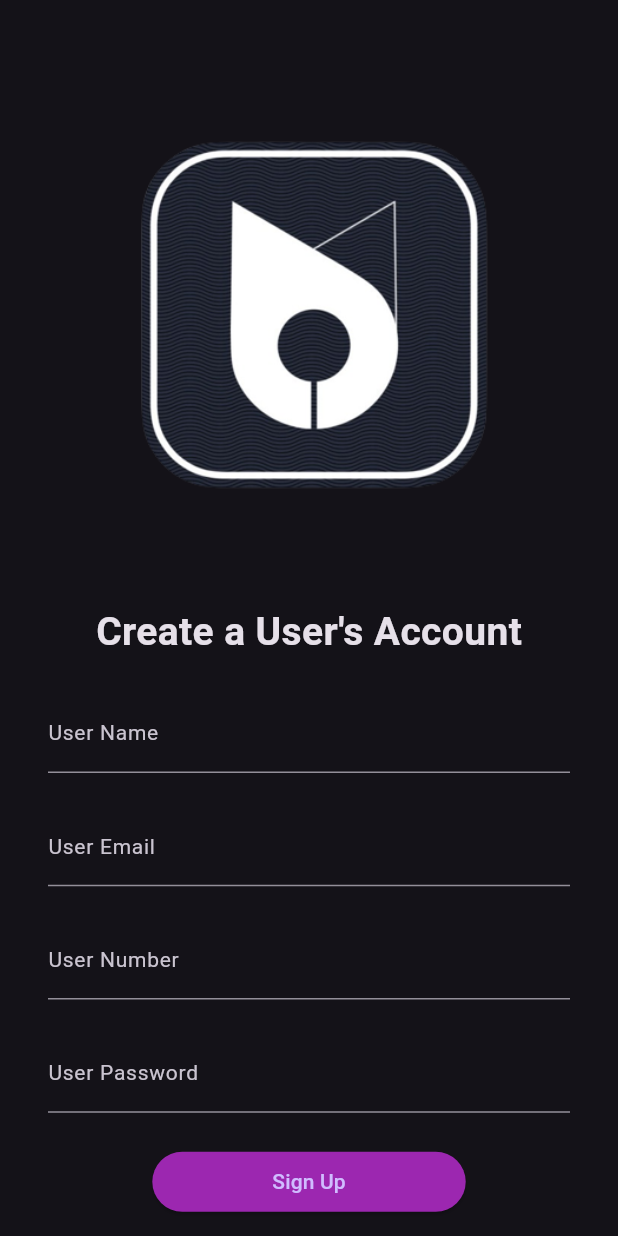
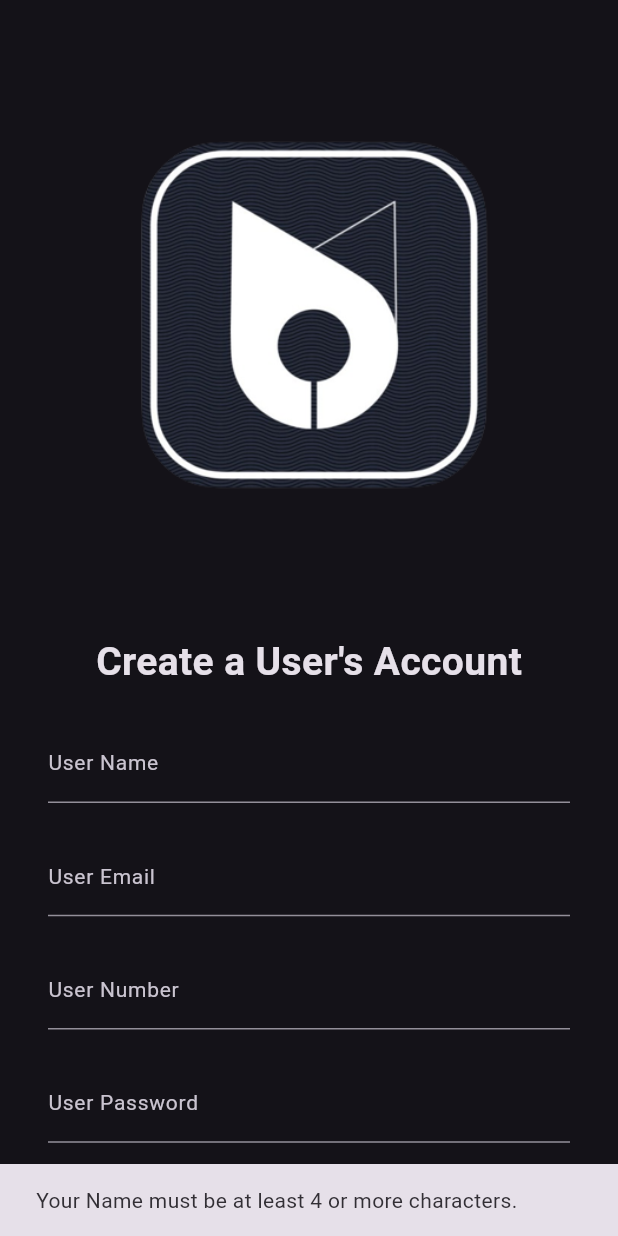
Before and after one commit to Prathme07/Carpol, a Flutter app: the SignUpScreen screen opened directly, after a tap on "Sign Up", on a phone screen of 412 x 824 dp. Run offline on Flutter 3.47's test engine with Material 3 defaults, Android fonts, the phone set to English and light mode, and no system bars; our stand-ins replace connectivity_plus.

Commit message:
updated code

```diff
--- a/user/lib/authentication/signup_screen.dart
+++ b/user/lib/authentication/signup_screen.dart
@@ -1,8 +1,9 @@
 import 'package:flutter/material.dart';
 import 'package:user/authentication/login_scren.dart';
+import 'package:user/methods/common_method.dart';
 
 class SignUpScreen extends StatefulWidget {
-  const SignUpScreen({super.key});
+  const SignUpScreen({Key? key}) : super(key: key); // Fixed super call
 
   @override
   State<SignUpScreen> createState() => _SignUpScreenState();
@@ -13,6 +14,30 @@ class _SignUpScreenState extends State<SignUpScreen> {
   TextEditingController userPhoneEditingController = TextEditingController();
   TextEditingController emailtextEditingController = TextEditingController();
   TextEditingController passwordtextEditingController = TextEditingController();
+  CommonMethods cMethod = CommonMethods();
+
+  void checkIfNetworkIsAvailable() { // Added void return type
+    cMethod.checkConnectivity(context);
+
+    void signUpForValidation() { // Added void return type
+      if (usertextEditingController.text.trim().length < 4) { // Fixed typo: 'lenght' to 'length'
+        cMethod.displaySnackBar(
+            "Your Name must be at least 4 or more characters.", context); // Fixed typo: 'lenght' to 'length'
+      } else if (userPhoneEditingController.text.trim().length >= 11) { // Fixed typo: 'lenght' to 'length'
+        cMethod.displaySnackBar("Your Number must be 10 digits.", context); // Fixed typo: 'lenght' to 'length'
+      } else if (!emailtextEditingController.text.contains("@")) { // Fixed email validation condition
+        cMethod.displaySnackBar("Please write a valid email.", context); // Fixed typo: 'valid email' to 'a valid email'
+      } else if (passwordtextEditingController.text.trim().length < 6) { // Changed length to be consistent with the message
+        cMethod.displaySnackBar(
+            "Password must have at least 6 or more characters", context); // Fixed typo: 'lenght' to 'length'
+      } else {
+        // register the user
+      }
+    }
+
+    signUpForValidation(); // Call signUpForValidation function
+  }
+
   @override
   Widget build(BuildContext context) {
     return Scaffold(
@@ -22,8 +47,9 @@ class _SignUpScreenState extends State<SignUpScreen> {
           child: Column(
             children: [
               Image.asset("assets/images/logo.png"),
+              const SizedBox(height: 20), // Added SizedBox for spacing
               const Text(
-                "Create a User\'s Account",
+                "Create a User's Account",
                 style: TextStyle(fontSize: 26, fontWeight: FontWeight.bold),
               ),
               Padding(
@@ -47,7 +73,6 @@ class _SignUpScreenState extends State<SignUpScreen> {
                     const SizedBox(
                       height: 22,
                     ),
-
                     TextField(
                       controller: emailtextEditingController,
                       keyboardType: TextInputType.emailAddress,
@@ -82,7 +107,6 @@ class _SignUpScreenState extends State<SignUpScreen> {
                     const SizedBox(
                       height: 22,
                     ),
-
                     TextField(
                       controller: passwordtextEditingController,
                       obscureText: true,
@@ -98,11 +122,10 @@ class _SignUpScreenState extends State<SignUpScreen> {
                     const SizedBox(height: 22),
                     ElevatedButton(
                       onPressed: () {
-                        // Implement your logic here
+                        checkIfNetworkIsAvailable();
                       },
                       style: ElevatedButton.styleFrom(
-                        backgroundColor:
-                            Colors.purple, // Fixed deprecated property
+                        primary: Colors.purple, // Fixed deprecated property
                         padding: const EdgeInsets.symmetric(
                             horizontal: 80, vertical: 10),
                       ),
--- /dev/null
+++ b/user/lib/methods/common_method.dart
@@ -0,0 +1,19 @@
+import 'package:connectivity_plus/connectivity_plus.dart';
+import 'package:flutter/material.dart';
+
+class CommonMethods {
+  checkConnectivity(BuildContext context) async {
+    var connectionResult = await Connectivity().checkConnectivity();
+
+    if (connectionResult != ConnectivityResult.mobile &&
+        connectionResult != ConnectivityResult.wifi) {
+      if (!context.mounted) return;
+      displaySnackBar("Please connect to interenet", context);
+    }
+  }
+
+  displaySnackBar(String messageText, BuildContext context) {
+    var snackBar = SnackBar(content: Text(messageText));
+    ScaffoldMessenger.of(context).showSnackBar(snackBar);
+  }
+}
--- a/user/pubspec.yaml
+++ b/user/pubspec.yaml
@@ -35,6 +35,7 @@ dependencies:
   # The following adds the Cupertino Icons font to your application.
   # Use with the CupertinoIcons class for iOS style icons.
   cupertino_icons: ^1.0.2
+  connectivity_plus:
 
 dev_dependencies:
   flutter_test:
```
Also changed, not shown: user/pubspec.lock.
